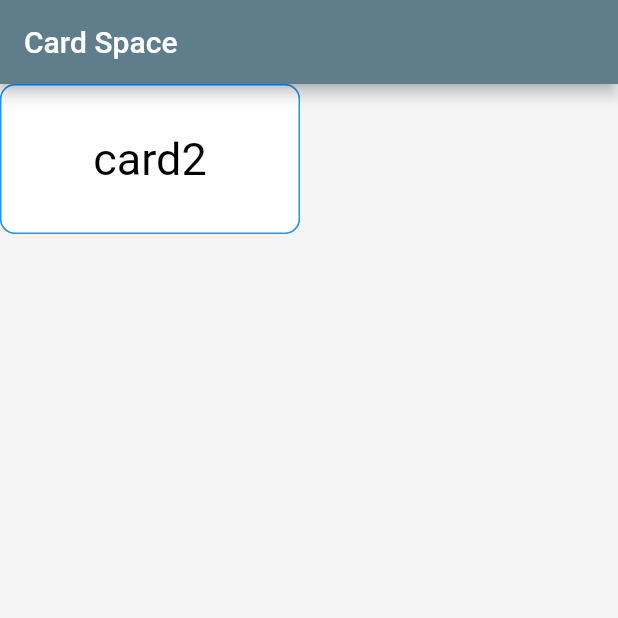
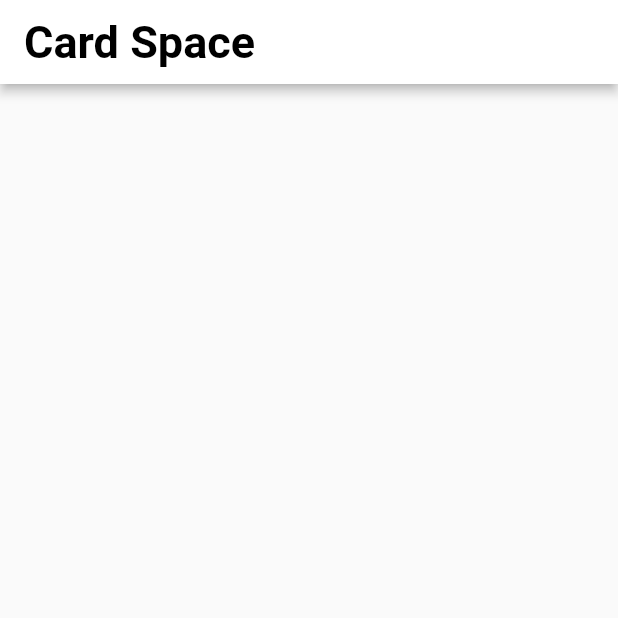
Before and after one commit to T1210Taichi/Card-sparce, a Flutter app: the screen it shows after launch, on a phone screen of 412 x 824 dp, the top half of it. Run offline on Flutter 3.47's test engine with Material 2 defaults, Android fonts, the phone set to English and light mode, and no system bars; missing offline and left inert: dart:html.

Commit message:
can add a lot of card

```diff
--- a/lib/string_card.dart
+++ b/lib/string_card.dart
@@ -6,21 +6,19 @@ class String_Card extends StatefulWidget {
   //変数定義すると、UIのところから"widget.変数名""で呼ぶことができる
 
   final String text;
-
-  String_Card({required this.text});
+  Offset pos;
+  String_Card({required this.text, required this.pos});
   //createState()で"State"(Stateを継承したクラス)を返す
   @override
   _String_Card createState() => _String_Card();
 }
 
 class _String_Card extends State<String_Card> {
-  Offset? _pos = Offset(0, 0);
-
   @override
   Widget build(BuildContext context) {
     return Positioned(
-      left: this._pos?.dx,
-      top: this._pos?.dy,
+      left: widget.pos.dx,
+      top: widget.pos.dy,
       child: Draggable(
         feedback: Material(
           //移動中のカード
@@ -59,7 +57,7 @@ class _String_Card extends State<String_Card> {
         childWhenDragging: Container(),
         onDraggableCanceled: (view, offset) {
           setState(() {
-            this._pos = Offset(offset.dx, offset.dy - 56);
+            widget.pos = Offset(offset.dx, offset.dy - 56);
           });
         },
       ),
--- a/lib/view.dart
+++ b/lib/view.dart
@@ -2,6 +2,22 @@ import 'package:card_space/string_card.dart';
 import 'package:flutter/material.dart';
 
 class View extends StatelessWidget {
+  final MaterialColor materialWhite = const MaterialColor(
+    0xFFFFFFFF,
+    const <int, Color>{
+      50: const Color(0xFFFFFFFF),
+      100: const Color(0xFFFFFFFF),
+      200: const Color(0xFFFFFFFF),
+      300: const Color(0xFFFFFFFF),
+      400: const Color(0xFFFFFFFF),
+      500: const Color(0xFFFFFFFF),
+      600: const Color(0xFFFFFFFF),
+      700: const Color(0xFFFFFFFF),
+      800: const Color(0xFFFFFFFF),
+      900: const Color(0xFFFFFFFF),
+    },
+  );
+
   const View({Key? key}) : super(key: key);
 
   static const String appName = "Card Space";
@@ -11,8 +27,9 @@ class View extends StatelessWidget {
     return MaterialApp(
       title: appName,
       theme: ThemeData(
-        primarySwatch: Colors.blueGrey,
+        primaryColor: Colors.blue,
       ),
+      //darkTheme: ThemeData.dark(),
       home: const MyHomePage(title: appName),
     );
   }
@@ -28,26 +45,68 @@ class MyHomePage extends StatefulWidget {
 }
 
 class _MyHomePageState extends State<MyHomePage> {
-  Offset pos = Offset(0, 0);
-  Offset pos1 = Offset(0, 0);
+  //カードリスト
+  var cardLists = <Widget>[];
+  var cardContens = <Widget>[];
 
-  Widget card1 = String_Card(text: "card1");
-  Widget card2 = String_Card(text: "card2");
+  var _num = 0;
+
+  //カード作成関数
+  void _makeCard() {
+    setState(() {
+      String_Card card = String_Card(text: "card ${_num++}", pos: Offset(0, 0));
+      cardLists.add(card);
+      print(cardLists);
+      cardContens = _getCards();
+    });
+  }
+
+  //カード表示関数
+  List<Widget> _getCards() {
+    final List<Widget> _cardListWidgets = <Widget>[];
+    setState(() {
+      cardLists.forEach((element) {
+        _cardListWidgets.add(element);
+      });
+    });
+    return _cardListWidgets;
+  }
+
+  //Widget card1 = String_Card(text: "card1", pos: Offset(0, 0));
+  //Widget card2 = String_Card(text: "card2", pos: Offset(0, 0));
 
   @override
   Widget build(BuildContext context) {
     return Scaffold(
       appBar: AppBar(
-        title: Text(widget.title),
-      ),
-      backgroundColor: Colors.grey[100], //背景色
-      body: Stack(
-        //Widgetを自由に配置
-        children: <Widget>[
-          card1,
-          card2,
+        title: Text(
+          widget.title,
+          style: TextStyle(
+            color: Colors.black,
+            fontFamily: 'Roboto',
+            fontWeight: FontWeight.bold,
+            fontSize: 30,
+          ),
+        ),
+        elevation: 3, //bodyとの境界線
+        backgroundColor: Colors.white, //背景色
+        actions: <Widget>[
+          Row(
+            mainAxisAlignment: MainAxisAlignment.spaceEvenly,
+            children: <Widget>[
+              IconButton(
+                icon: const Icon(Icons.input),
+                tooltip: 'make String Card', //カバー時に表示される
+                onPressed: _makeCard, //文字列カードを作成する
+              ),
+            ],
+          )
         ],
       ),
+      //backgroundColor: Colors.white, //背景色
+      body: Stack(
+          //Widgetを自由に配置
+          children: _getCards()),
     );
   }
 }
```
